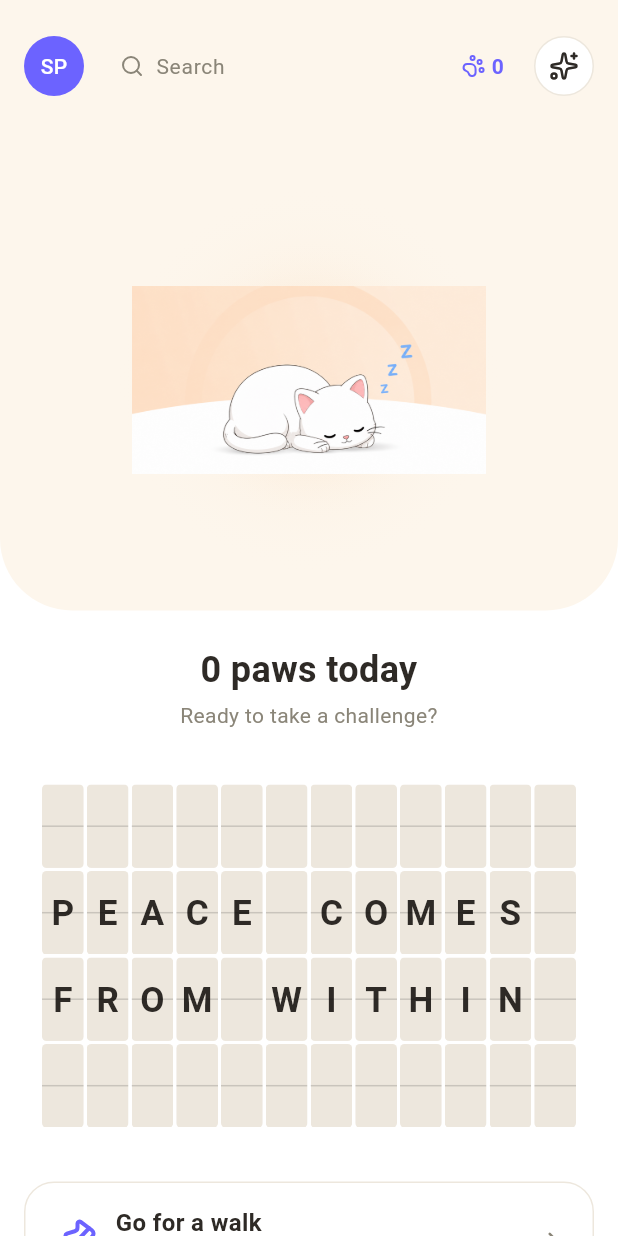
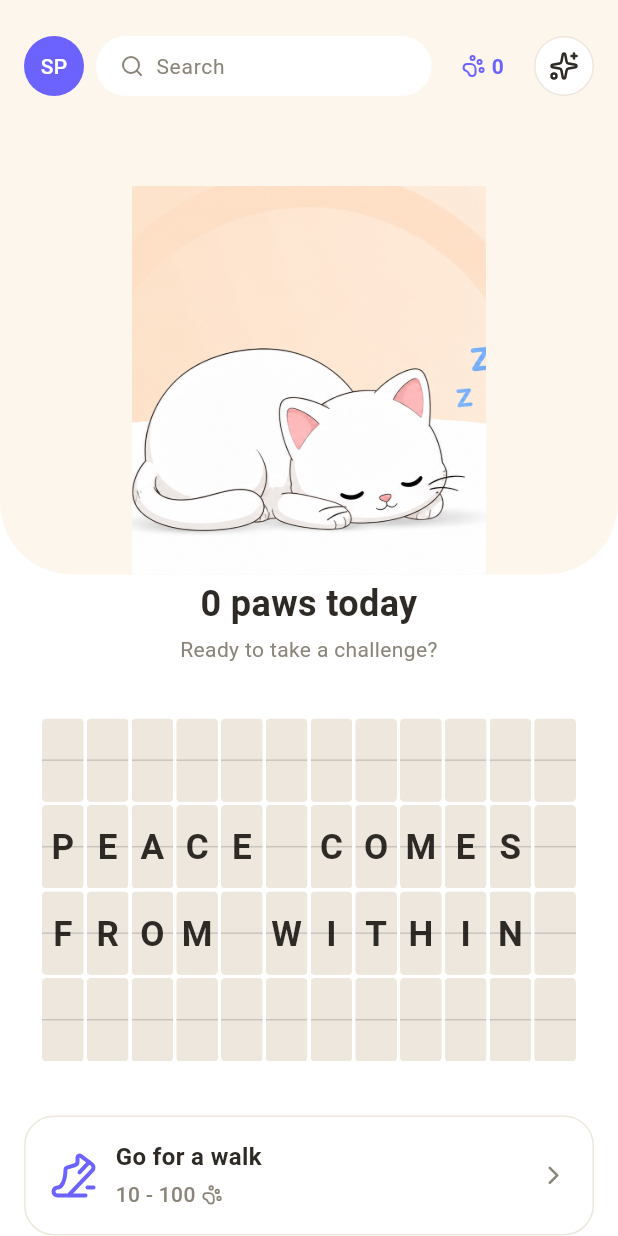
Before and after one commit to sanketp45/Meditation-app, a Flutter app: the screen it shows after launch, on a phone screen of 412 x 824 dp. Run offline on Flutter 3.47's test engine with Material 3 defaults, Android fonts, the phone set to English and light mode, and no system bars; our stand-ins replace lucide_icons_flutter; missing offline and left inert: widgetbook; Roboto replaces fonts that are missing (Poppins, Quicksand).

Commit message:
Search field white fill, hero image fills its box, tight hero-to-stats gap
TopBar search field: fill is now always white (surface), instead of
switching between a cream idle fill and white on focus.

HeroCompanion: the illustration now has an explicit height (matching
the glow area) and uses BoxFit.cover instead of contain, so it fills
its allotted box instead of floating inside empty vertical space —
most noticeable on the sleeping asset, whose landscape aspect ratio
left a lot of unfilled height under BoxFit.contain at a fixed width.

HeroCompanion no longer bakes in bottom padding (top-only now, still
24px above it to the top bar); HomeScreen owns the space below it
directly and sets it to 4px, replacing the previous 24+24=48px gap
to the stats headline with the requested single 4px gap. Locked in
with a regression test.

```diff
--- a/app/lib/screens/home_screen.dart
+++ b/app/lib/screens/home_screen.dart
@@ -46,6 +46,7 @@ class HomeScreen extends StatelessWidget {
   static const double _horizontalPadding = AppSpacing.md; // 16
   static const double _safeAreaTopGap = 12;
   static const double _sectionGap = AppSpacing.lg; // 24
+  static const double _heroToStatsGap = AppSpacing.xs; // 4
   static const double _cardGap = 12;
   static const double _bottomPadding = AppSpacing.xl; // 32
   static const double _heroStageRadius = 48;
@@ -91,7 +92,7 @@ class HomeScreen extends StatelessWidget {
                   ],
                 ),
               ),
-              const SizedBox(height: _sectionGap),
+              const SizedBox(height: _heroToStatsGap),
               Padding(
                 padding: const EdgeInsets.symmetric(
                   horizontal: _horizontalPadding,
--- a/packages/design_system/lib/src/components/hero_companion.dart
+++ b/packages/design_system/lib/src/components/hero_companion.dart
@@ -16,8 +16,9 @@ enum CompanionState {
 /// soft sunrise-style glow, sized proportionally to the available width.
 ///
 /// 24px of vertical space (the 4px-grid `AppSpacing.lg`) is reserved above
-/// and below the section so it sits correctly between the top bar and
-/// whatever comes next.
+/// the section, between it and the top bar. No bottom padding is baked in —
+/// callers own the gap between the hero and whatever comes next (e.g. the
+/// stats headline sits close beneath it, only 4px away).
 class HeroCompanion extends StatelessWidget {
   const HeroCompanion({super.key, required this.state});
 
@@ -35,7 +36,7 @@ class HeroCompanion extends StatelessWidget {
   @override
   Widget build(BuildContext context) {
     return Padding(
-      padding: const EdgeInsets.symmetric(vertical: AppSpacing.lg),
+      padding: const EdgeInsets.only(top: AppSpacing.lg),
       child: LayoutBuilder(
         builder: (context, constraints) {
           final glowWidth = constraints.maxWidth * _glowWidthFactor;
@@ -55,10 +56,11 @@ class HeroCompanion extends StatelessWidget {
                 ),
                 SizedBox(
                   width: illustrationWidth,
+                  height: glowHeight,
                   child: Image.asset(
                     _assetName,
                     package: 'design_system',
-                    fit: BoxFit.contain,
+                    fit: BoxFit.cover,
                   ),
                 ),
               ],
--- a/packages/design_system/lib/src/components/top_bar.dart
+++ b/packages/design_system/lib/src/components/top_bar.dart
@@ -162,14 +162,13 @@ class _SearchFieldState extends State<_SearchField> {
 
   @override
   Widget build(BuildContext context) {
-    final Color fillColor = _isFocused ? AppColors.surface : AppColors.background;
     final Color iconColor = _isFocused ? AppColors.primary : AppColors.textSecondary;
 
     return Container(
       height: TopBar.controlSize,
       padding: const EdgeInsets.symmetric(horizontal: AppSpacing.md),
       decoration: BoxDecoration(
-        color: fillColor,
+        color: AppColors.surface,
         borderRadius: BorderRadius.circular(AppRadius.pill),
         border: _isFocused
             ? Border.all(color: AppColors.primary, width: 1.5)
```
Also changed, not shown: 1 other file.
